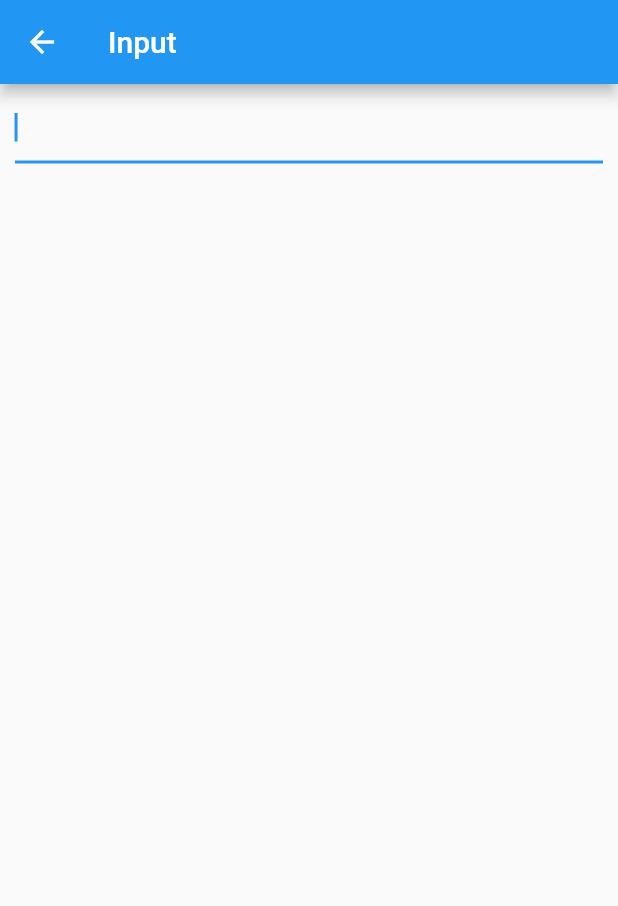
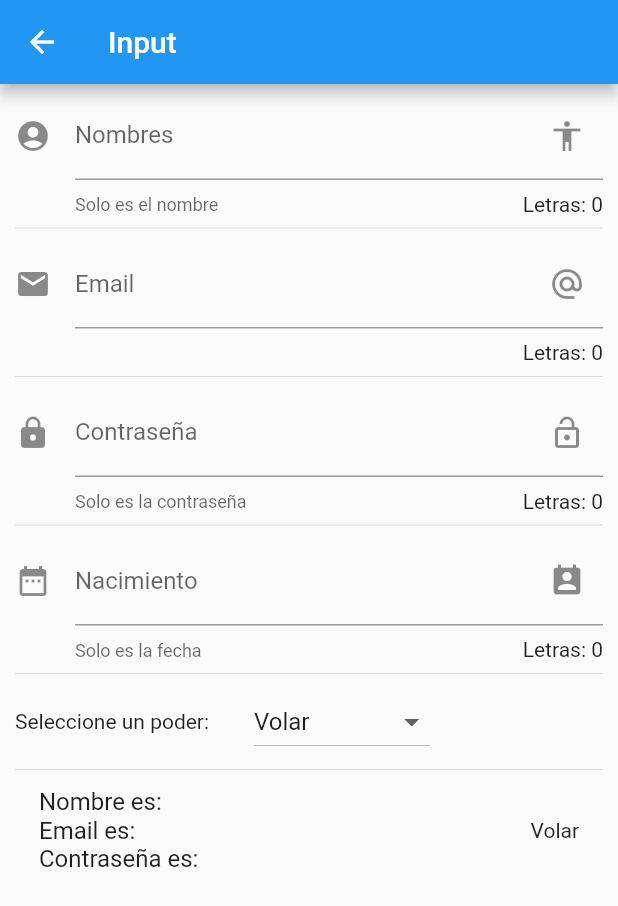
Before and after one commit to RonaldoML/Flutter, a Flutter app: the screen it shows after launch, after a tap on "inputs", on a phone screen of 412 x 824 dp. Shown: the top 906 px of the screen. Run offline on Flutter 3.47's test engine with Material 2 defaults, Android fonts, the phone set to English and light mode, and no system bars; network calls fail.

Commit message:
Sliders, Containers, DatePickers, etc

```diff
--- a/componentes/data/menu_opts.json
+++ b/componentes/data/menu_opts.json
@@ -25,6 +25,11 @@
             "ruta" : "inputs",
             "icon" : "input",
             "texto": "inputs"
+        },
+        {
+            "ruta" : "slider",
+            "icon" : "tune",
+            "texto": "Sliders - Checks"
         }
     ]
 }
--- a/componentes/lib/main.dart
+++ b/componentes/lib/main.dart
@@ -1,4 +1,5 @@
 import 'package:flutter/material.dart';
+import 'package:flutter_localizations/flutter_localizations.dart';
  //Escritos
 import 'package:componentes/src/pages/alert_pages.dart';
 import 'package:componentes/src/routes/routes.dart';
@@ -12,6 +13,15 @@ class MyApp extends StatelessWidget {
     return MaterialApp(
       debugShowCheckedModeBanner: false,
       title: 'Componentesl App',
+      //configurar las zonas horarias
+      localizationsDelegates: [
+        GlobalMaterialLocalizations.delegate,
+        GlobalWidgetsLocalizations.delegate,
+      ],
+      supportedLocales: [
+        const Locale('en','US'),
+        const Locale('es','ES'),
+      ],
       //home: HomePage(),
       initialRoute: '/',
       routes: getApplicationRoutes(),
--- a/componentes/lib/src/pages/input_page.dart
+++ b/componentes/lib/src/pages/input_page.dart
@@ -9,6 +9,14 @@ class InputPage extends StatefulWidget {
 }
 
 class _InputPageState extends State<InputPage> {
+  String _nombre = '';
+  String _email = '';
+  String _pw='';
+  String _fecha='';
+  String _optSelected = 'Volar';
+  List<String> _poderes = ['Volar', 'Rayos X', 'Super Fuerza'];
+
+  TextEditingController _inputFieldDateController = new TextEditingController();
   @override
   Widget build(BuildContext context) {
     return Scaffold(
@@ -19,6 +27,16 @@ class _InputPageState extends State<InputPage> {
          padding: EdgeInsets.symmetric(horizontal: 10.0, vertical: 5.0),
          children: <Widget>[
            _crearInput(),
+           Divider(),
+           _crearEmail(),
+           Divider(),
+           _crearPassword(),
+           Divider(),
+           _crearFecha(context),
+           Divider(),
+           _crearDropdown(),
+           Divider(),
+           _crearPersonas(),
          ],
        ),
     );
@@ -26,7 +44,130 @@ class _InputPageState extends State<InputPage> {
 
   Widget _crearInput() {
     return TextField(
-      autofocus: true,
+      //autofocus: true,
+      textCapitalization: TextCapitalization.sentences,
+      decoration: InputDecoration(
+        counter: Text('Letras: ${_nombre.length}'),
+        hintText: 'Ingrese sus nombres' ,
+        labelText: 'Nombres',
+        helperText: 'Solo es el nombre',
+        suffixIcon: Icon(Icons.accessibility),
+        icon: Icon(Icons.account_circle)
+      ),
+      onChanged: (valor){
+        setState(() {
+          _nombre = valor;
+        });
+      },
     );
   }
+  Widget _crearEmail(){
+    return TextField(
+      keyboardType: TextInputType.emailAddress,
+      decoration: InputDecoration(
+        counter: Text('Letras: ${_email.length}'),
+        hintText: 'Ingrese su Email' ,
+        labelText: 'Email',
+        suffixIcon: Icon(Icons.alternate_email),
+        icon: Icon(Icons.email)
+      ),
+      onChanged: (valor){
+        setState(() {
+          _email = valor;
+        });
+      },
+    );
+  }
+  Widget _crearPassword(){
+    return TextField(
+      obscureText: true,
+      decoration: InputDecoration(
+        counter: Text('Letras: ${_pw.length}'),
+        hintText: 'Ingrese su contraseña' ,
+        labelText: 'Contraseña',
+        helperText: 'Solo es la contraseña',
+        suffixIcon: Icon(Icons.lock_open),
+        icon: Icon(Icons.lock)
+      ),
+      onChanged: (valor){
+        setState(() {
+          _pw = valor;
+        });
+      },
+    );
+  }
+
+Widget _crearFecha(BuildContext context){
+  return TextField(
+      //autofocus: true,
+      enableInteractiveSelection: false,
+      controller: _inputFieldDateController,
+      decoration: InputDecoration(
+        counter: Text('Letras: ${_fecha.length}'),
+        hintText: 'Fecha de nacimiento' ,
+        labelText: 'Nacimiento',
+        helperText: 'Solo es la fecha',
+        suffixIcon: Icon(Icons.perm_contact_calendar),
+        icon: Icon(Icons.date_range)
+      ),
+      onTap: (){
+        FocusScope.of(context).requestFocus(new FocusNode());
+        _selectDate(context);
+      },
+    );
+  }
+
+  Widget _crearDropdown(){
+    return Row(
+      children: <Widget>[
+        Text('Seleccione un poder:'),
+        SizedBox(width: 30.0),
+        DropdownButton(
+          value: _optSelected,
+          items: getOpcionesDropdown(),
+          onChanged: (opt){
+            setState(() {
+              _optSelected = opt;
+            });
+          }
+        ),
+      ],
+
+    );
+
+  }
+
+  List<DropdownMenuItem<String>> getOpcionesDropdown(){
+    List<DropdownMenuItem<String>> lista = new List();
+    _poderes.forEach((poder){
+      lista.add(DropdownMenuItem(
+        child: Text(poder),
+        value: poder,
+      ));
+    });
+    return lista;
+  }
+
+  Widget _crearPersonas(){
+    return ListTile(
+      title: Text('Nombre es: $_nombre\nEmail es: $_email\nContraseña es: $_pw'),
+      trailing: Text(_optSelected),
+    );
+  }
+
+  _selectDate(BuildContext context) async {
+    DateTime picked = await showDatePicker(
+      context: context,
+      initialDate: new DateTime.now(),
+      firstDate: new DateTime(2018),
+      lastDate: new DateTime(2025),
+      locale: Locale('es','ES')
+    );
+    if(picked != null){
+      setState(() {
+        _fecha = picked.toString();
+        _inputFieldDateController.text = _fecha;
+      });
+    }
+  }
 }
--- a/componentes/lib/src/routes/routes.dart
+++ b/componentes/lib/src/routes/routes.dart
@@ -1,5 +1,3 @@
-
-import 'package:componentes/src/pages/input_page.dart';
 import 'package:flutter/material.dart';
 //Escritos
 import 'package:componentes/src/pages/alert_pages.dart';
@@ -7,6 +5,8 @@ import 'package:componentes/src/pages/avatar_pages.dart';
 import 'package:componentes/src/pages/card_page.dart';
 import 'package:componentes/src/pages/home_page.dart';
 import 'package:componentes/src/pages/animated_container_page.dart';
+import 'package:componentes/src/pages/slider_page.dart';
+import 'package:componentes/src/pages/input_page.dart';
 
 
 Map<String, WidgetBuilder> getApplicationRoutes(){
@@ -17,6 +17,7 @@ Map<String, WidgetBuilder> getApplicationRoutes(){
         'avatar': (BuildContext context) => AvatarPage(),
         'card': (BuildContext context) => CardPage(),
         'animatedContainer': (BuildContext context) => AnimatedContainerPage(),
-        'inputs': (BuildContext context) => InputPage()
+        'inputs': (BuildContext context) => InputPage(),
+        'slider': (BuildContext context) => SliderPage()
       };
 }
--- a/componentes/lib/src/utils/icono_string_util.dart
+++ b/componentes/lib/src/utils/icono_string_util.dart
@@ -5,7 +5,8 @@ final _icons = <String, IconData>{
   'accessibility' : Icons.accessibility,
   'folder_open'   : Icons.folder_open,
   'donut_large'   : Icons.donut_large,
-  'input'        : Icons.input
+  'input'         : Icons.input,
+  'tune'          : Icons.tune
 };
 Icon getIcon(nombreIcono){
   return Icon(_icons[nombreIcono], color: Colors.blue);
--- a/componentes/pubspec.yaml
+++ b/componentes/pubspec.yaml
@@ -18,6 +18,9 @@ environment:
 
 dependencies:
   flutter:
+    sdk: flutter
+
+  flutter_localizations:
     sdk: flutter
 
   # The following adds the Cupertino Icons font to your application.
```
Also changed, not shown: componentes/lib/src/pages/slider_page.dart (added, +54 -0 lines), componentes/pubspec.lock.
